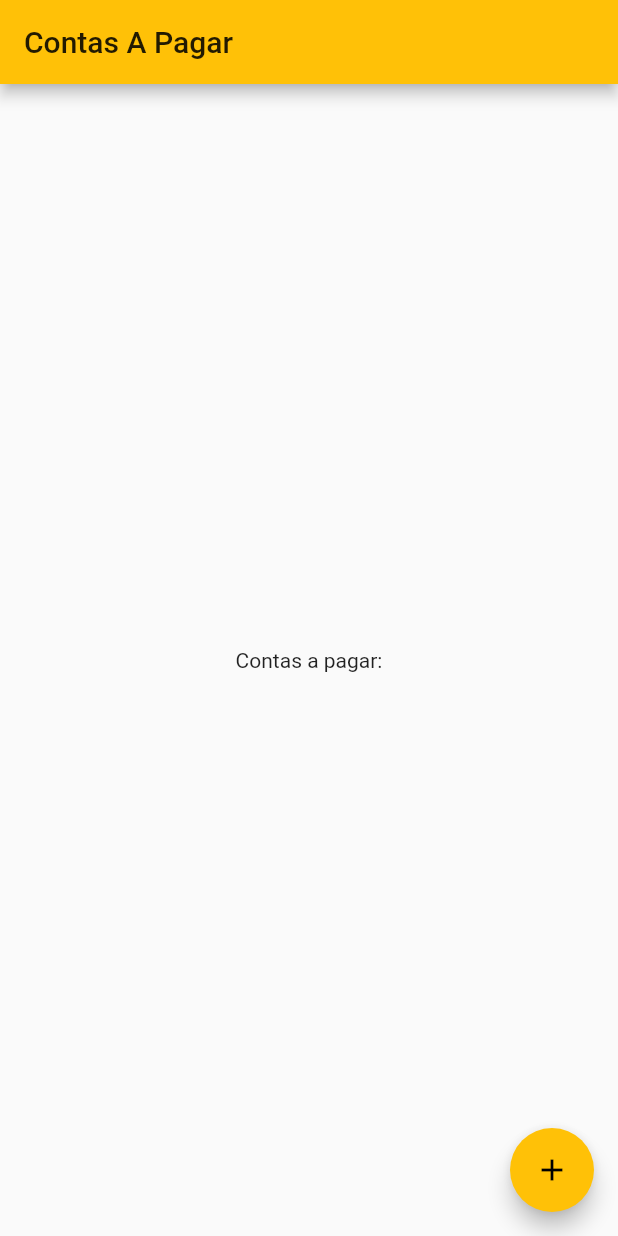
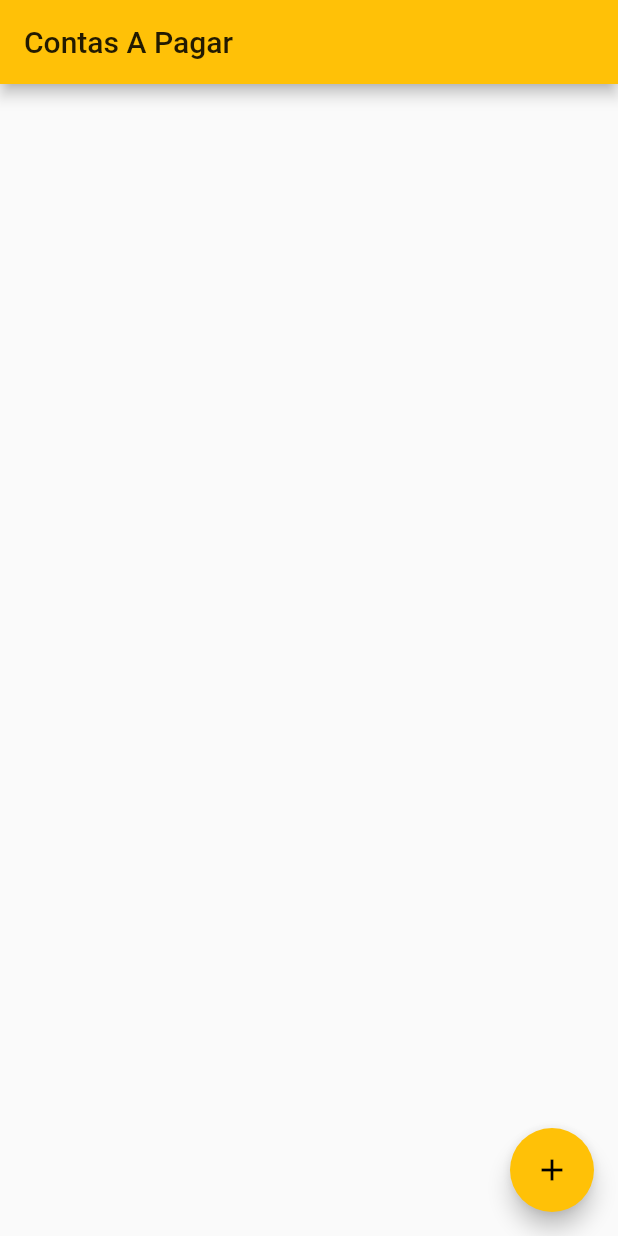
Before and after one commit to LuanZanchet/ContasAPagarApp, a Flutter app: the screen it shows after launch, on a phone screen of 412 x 824 dp. Run offline on Flutter 3.47's test engine with Material 2 defaults, Android fonts, the phone set to English and light mode, and no system bars.

Commit message:
Modificações no Principal

```diff
--- a/lib/screen/AddConta.dart
+++ b/lib/screen/AddConta.dart
@@ -5,7 +5,7 @@ class AddConta extends StatelessWidget  {
   Widget build(BuildContext context) {
     return Scaffold(
       appBar: AppBar(
-        title: Text("Adicionar conta a pagar"),
+        title: Text("Adicionar contas a pagar"),
       ),
       body: Center(
         child: Column(
--- a/lib/screen/Principal.dart
+++ b/lib/screen/Principal.dart
@@ -40,9 +40,7 @@ class _PrincipalPageState extends State<PrincipalPage> {
         child: Column(
           mainAxisAlignment: MainAxisAlignment.center,
           children: <Widget>[
-            Text(
-              'Contas a pagar:',
-            ),
+
           ],
         ),
       ),
```
